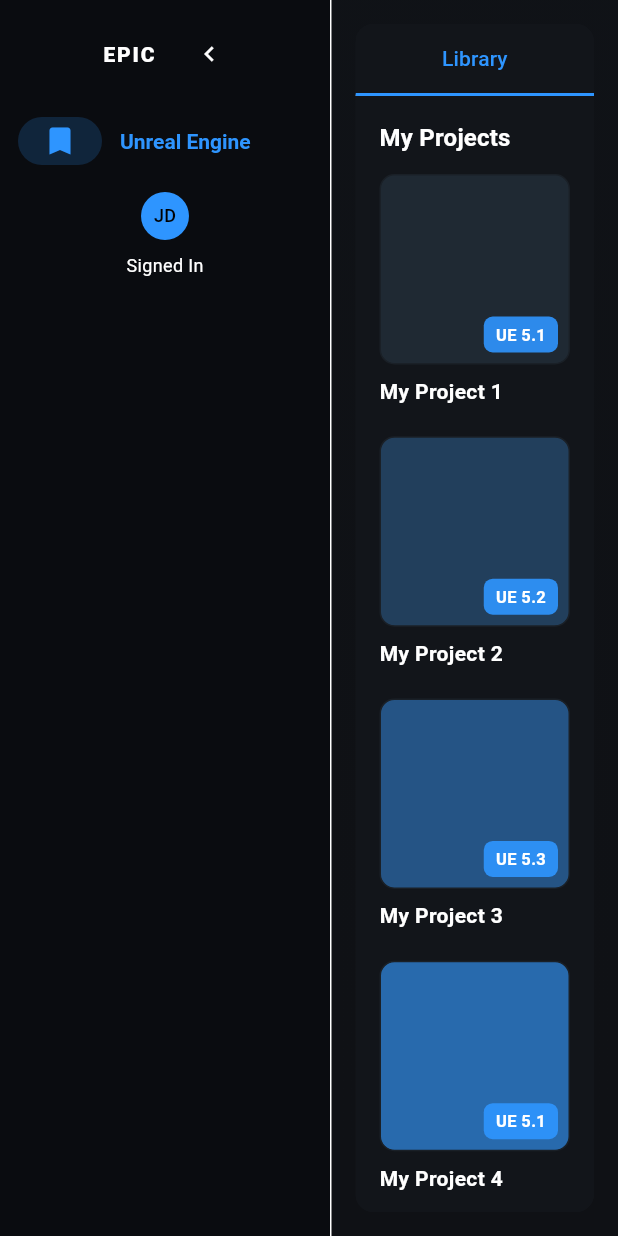
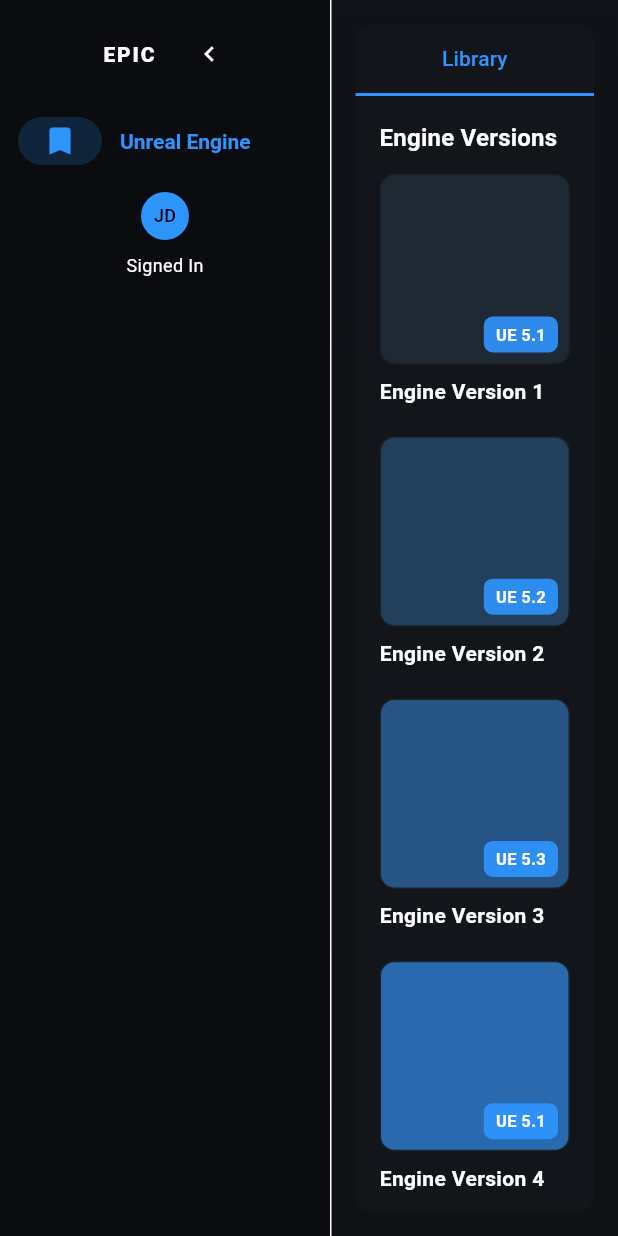
Before and after one commit to Catley94/Flutter_EGL, a Flutter app: the screen it shows after launch, on a phone screen of 412 x 824 dp. Run offline on Flutter 3.47's test engine with Material 3 defaults, Android fonts, the phone set to English and light mode, and no system bars; missing offline and left inert: window_size.

Commit message:
Added an Engine Verions

```diff
--- a/lib/widgets/library_tab_widget.dart
+++ b/lib/widgets/library_tab_widget.dart
@@ -14,6 +14,46 @@ class LibraryTab extends StatelessWidget {
         child: Column(
           crossAxisAlignment: CrossAxisAlignment.start,
           children: [
+            // Engine Versions grid (new)
+            Text(
+              'Engine Versions',
+              style: Theme.of(context).textTheme.titleMedium?.copyWith(
+                    fontWeight: FontWeight.w700,
+                  ),
+            ),
+            const SizedBox(height: 12),
+            LayoutBuilder(
+              builder: (context, constraints) {
+                const tileMinWidth = 140.0;
+                const spacing = 12.0;
+                final count = (constraints.maxWidth / (tileMinWidth + spacing))
+                    .floor()
+                    .clamp(1, 6);
+                return GridView.builder(
+                  shrinkWrap: true,
+                  physics: const NeverScrollableScrollPhysics(),
+                  itemCount: 6,
+                  gridDelegate: SliverGridDelegateWithFixedCrossAxisCount(
+                    crossAxisCount: count,
+                    mainAxisSpacing: spacing,
+                    crossAxisSpacing: spacing,
+                    childAspectRatio: 0.78,
+                  ),
+                  itemBuilder: (context, index) {
+                    return _ProjectTile(
+                      name: 'Engine Version ${index + 1}',
+                      version: 'UE 5.${(index % 3) + 1}',
+                      color: Color.lerp(
+                        const Color(0xFF1F2933),
+                        cs.primary,
+                        (index % 5) / 5.0,
+                      )!,
+                    );
+                  },
+                );
+              },
+            ),
+            const SizedBox(height: 24),
             // My Projects grid (kept)
             Text(
               'My Projects',
@@ -48,10 +88,6 @@ class LibraryTab extends StatelessWidget {
                         cs.primary,
                         (index % 5) / 5.0,
                       )!,
-                      onTap: () {
-                        // TODO: open project, navigate, etc.
-                        debugPrint('Tapped My Project ${index + 1}');
-                      },
                     );
                   },
                 );
```
